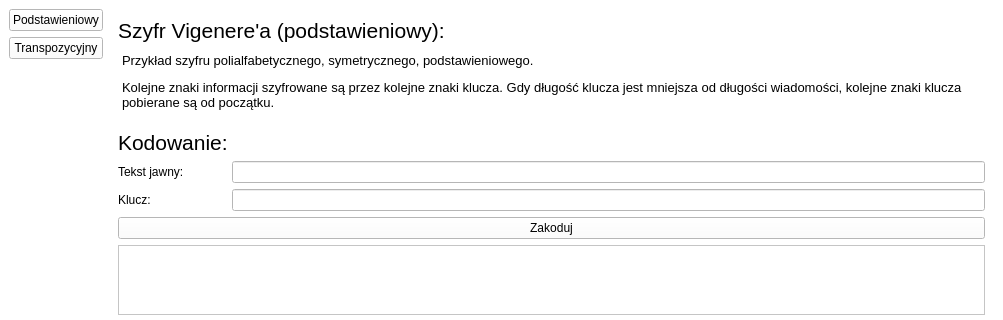
Above: Ui/mainwindow.ui from Dezinter8/kryptografia_CM before the change; both pictures show x 0 to 1003 and y 0 to 320 of the 1003 by 622 pixel window. Below: the same form after it.
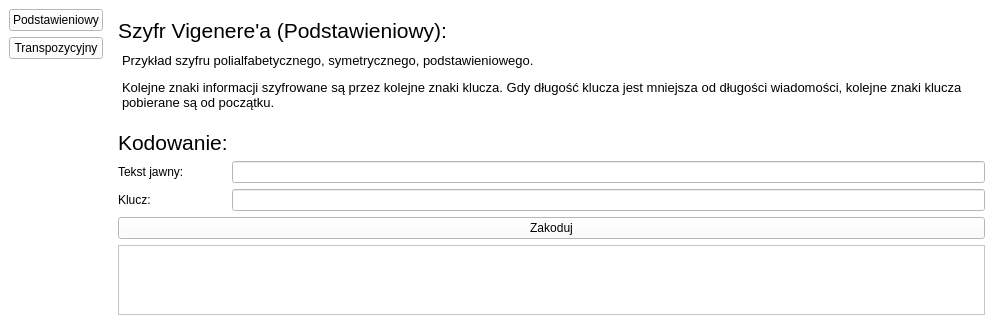
That is the form after the change.

Diff of the .ui file:
```diff
--- a/Ui/mainwindow.ui
+++ b/Ui/mainwindow.ui
@@ -644,7 +644,7 @@
               </font>
              </property>
              <property name="text">
-              <string>Szyfr Vigenere'a (podstawieniowy):</string>
+              <string>Szyfr Vigenere'a (Podstawieniowy):</string>
              </property>
              <property name="textInteractionFlags">
               <set>Qt::TextInteractionFlag::LinksAccessibleByMouse|Qt::TextInteractionFlag::TextSelectableByMouse</set>
```
Left out of the diff: 2 changed lines with no effect on the pictures.
